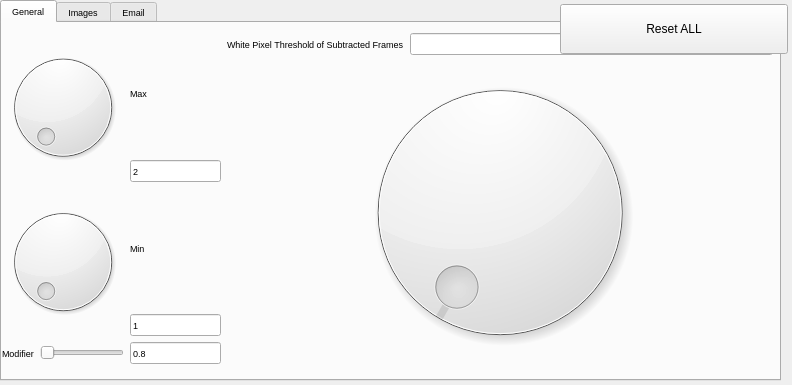
Before: the Qt Designer form settings.ui in mtekman/motiondetect, drawn with Qt 5.
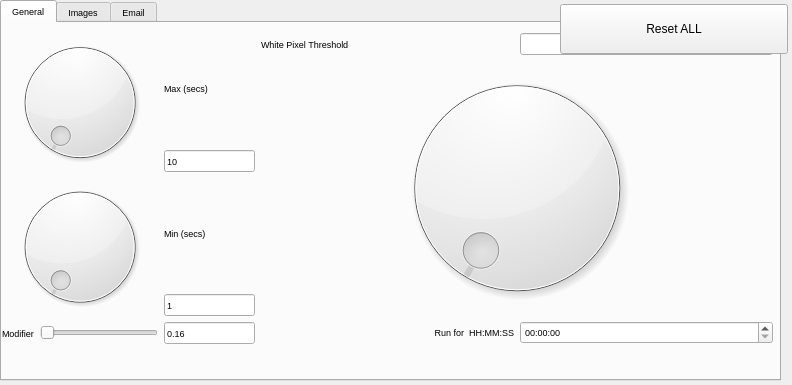
After: the same form once the commit is applied.

Commit message: Fixed mod=0 bug with slider. Also added Time Edit for specifying length of app runtime (Default = 60 secs)

```diff
--- a/settings.ui
+++ b/settings.ui
@@ -40,19 +40,26 @@
        <x>0</x>
        <y>10</y>
        <width>771</width>
-       <height>331</height>
+       <height>311</height>
       </rect>
      </property>
      <layout class="QHBoxLayout" name="horizontalLayout">
       <item>
        <layout class="QGridLayout" name="gridLayout">
         <item row="1" column="1" rowspan="2" colspan="2">
-         <widget class="QDial" name="dial_whitepixel"/>
+         <widget class="QDial" name="dial_whitepixel">
+          <property name="sizePolicy">
+           <sizepolicy hsizetype="Minimum" vsizetype="Preferred">
+            <horstretch>0</horstretch>
+            <verstretch>0</verstretch>
+           </sizepolicy>
+          </property>
+         </widget>
         </item>
         <item row="0" column="1">
          <widget class="QLabel" name="label_8">
           <property name="sizePolicy">
-           <sizepolicy hsizetype="Preferred" vsizetype="Minimum">
+           <sizepolicy hsizetype="Minimum" vsizetype="Minimum">
             <horstretch>0</horstretch>
             <verstretch>0</verstretch>
            </sizepolicy>
@@ -64,20 +71,41 @@
            </size>
           </property>
           <property name="text">
-           <string>White Pixel Threshold of Subtracted Frames</string>
+           <string>White Pixel Threshold</string>
           </property>
          </widget>
         </item>
         <item row="0" column="2">
-         <widget class="QLineEdit" name="lineEdit_whitepixel"/>
+         <widget class="QLineEdit" name="lineEdit_whitepixel">
+          <property name="sizePolicy">
+           <sizepolicy hsizetype="Minimum" vsizetype="Fixed">
+            <horstretch>0</horstretch>
+            <verstretch>0</verstretch>
+           </sizepolicy>
+          </property>
+         </widget>
         </item>
-        <item row="0" column="0" rowspan="3">
+        <item row="0" column="0" rowspan="4">
          <layout class="QGridLayout" name="gridLayout_3">
           <item row="2" column="0" rowspan="2" colspan="2">
-           <widget class="QDial" name="dial_max"/>
+           <widget class="QDial" name="dial_max">
+            <property name="sizePolicy">
+             <sizepolicy hsizetype="Expanding" vsizetype="Preferred">
+              <horstretch>0</horstretch>
+              <verstretch>0</verstretch>
+             </sizepolicy>
+            </property>
+           </widget>
           </item>
           <item row="4" column="0" rowspan="2" colspan="2">
-           <widget class="QDial" name="dial_min"/>
+           <widget class="QDial" name="dial_min">
+            <property name="sizePolicy">
+             <sizepolicy hsizetype="Expanding" vsizetype="Preferred">
+              <horstretch>0</horstretch>
+              <verstretch>0</verstretch>
+             </sizepolicy>
+            </property>
+           </widget>
           </item>
           <item row="6" column="0" colspan="2">
            <layout class="QHBoxLayout" name="horizontalLayout_2">
@@ -106,13 +134,13 @@
           <item row="2" column="2">
            <widget class="QLabel" name="label_5">
             <property name="sizePolicy">
-             <sizepolicy hsizetype="Maximum" vsizetype="Preferred">
+             <sizepolicy hsizetype="Minimum" vsizetype="Preferred">
               <horstretch>0</horstretch>
               <verstretch>0</verstretch>
              </sizepolicy>
             </property>
             <property name="text">
-             <string>Max</string>
+             <string>Max (secs)</string>
             </property>
            </widget>
           </item>
@@ -125,7 +153,7 @@
              </sizepolicy>
             </property>
             <property name="text">
-             <string>2</string>
+             <string>10</string>
             </property>
            </widget>
           </item>
@@ -138,7 +166,7 @@
              </sizepolicy>
             </property>
             <property name="text">
-             <string>Min</string>
+             <string>Min (secs)</string>
             </property>
            </widget>
           </item>
@@ -164,12 +192,31 @@
              </sizepolicy>
             </property>
             <property name="text">
-             <string>0.8</string>
+             <string>0.16</string>
             </property>
            </widget>
           </item>
          </layout>
         </item>
+        <item row="3" column="2">
+         <widget class="QTimeEdit" name="timeEdit"/>
+        </item>
+        <item row="3" column="1">
+         <widget class="QLabel" name="label_9">
+          <property name="sizePolicy">
+           <sizepolicy hsizetype="Minimum" vsizetype="Preferred">
+            <horstretch>0</horstretch>
+            <verstretch>0</verstretch>
+           </sizepolicy>
+          </property>
+          <property name="text">
+           <string>Run for  HH:MM:SS</string>
+          </property>
+          <property name="alignment">
+           <set>Qt::AlignRight|Qt::AlignTrailing|Qt::AlignVCenter</set>
+          </property>
+         </widget>
+        </item>
        </layout>
       </item>
      </layout>
```
The commit also changes 2 other files.
